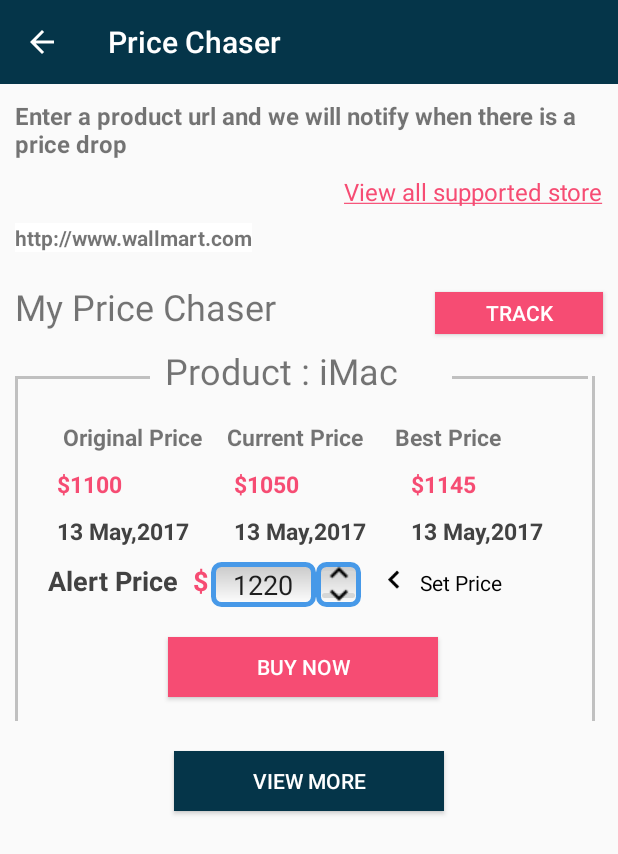
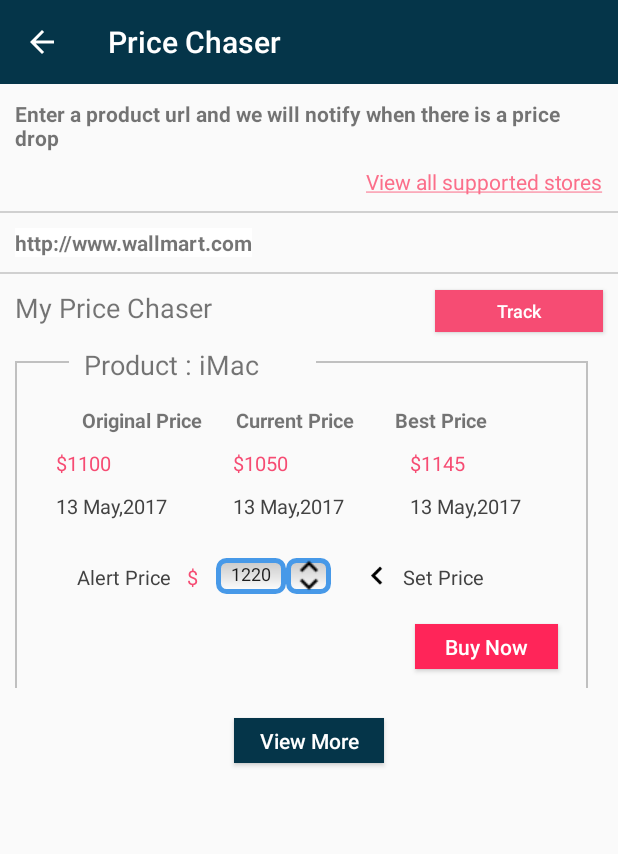
Before and after one commit to 4naveen/android, an Android app: the SetTargetActivity screen opened directly, with no data from a screen before it, on a phone screen of 412 x 824 dp. Shown: the top 854 px of the screen. Run offline under Robolectric (Android 15) with nearby library versions, the phone set to English and light mode, and no system bars; libraries missing offline, so code that uses them is left out: com.afollestad.materialdialogs; network calls fail.

Commit message:
designer in price slider and some pages

```diff
--- a/app/src/main/res/layout/activity_add_reminder_item.xml
+++ b/app/src/main/res/layout/activity_add_reminder_item.xml
@@ -171,6 +171,8 @@
             android:cursorVisible="false"
             android:inputType="number"
             android:singleLine="true"
+            android:maxLength="3"
+            android:textAlignment="center"
             android:background="@drawable/rounded_edittext" />
 
     </LinearLayout>
--- a/app/src/main/res/layout/activity_feedback.xml
+++ b/app/src/main/res/layout/activity_feedback.xml
@@ -8,6 +8,7 @@
     android:focusable="true"
     android:focusableInTouchMode="true"
     tools:context="com.project.spliceglobal.recallgo.FeedbackActivity">
+
     <include
         layout="@layout/app_bar"
         android:layout_width="match_parent"
@@ -35,6 +36,7 @@
             android:layout_weight="0.5"
             android:textColor="@color/textColor"
             android:text="Refer To Friend" />
+
     </LinearLayout>
 
     <LinearLayout
@@ -44,24 +46,27 @@
         android:background="#fff"
         android:id="@+id/funtionality_feedback"
         android:orientation="horizontal">
+
         <TextView
             android:layout_width="0dp"
             android:layout_weight="0.9"
             android:layout_height="wrap_content"
             android:textSize="18sp"
             android:id="@+id/feedback_type"
-            android:layout_marginLeft="10dp"
-            android:layout_marginStart="10dp"
+            android:layout_margin="10dp"
             android:text="Functionality Feedback"/>
 
         <ImageView
             android:layout_width="0dp"
             android:layout_weight="0.1"
             android:layout_height="wrap_content"
-            android:layout_gravity="end"
+            android:gravity="right"
+            android:layout_marginTop="10dp"
+            android:layout_marginBottom="10dp"
             android:src="@mipmap/arrow_right"/>
 
     </LinearLayout>
+
     <TextView
         android:layout_width="match_parent"
         android:layout_height="wrap_content"
@@ -69,11 +74,11 @@
         android:layout_margin="10dp"
         android:textSize="18sp"
         />
+
     <android.support.design.widget.TextInputLayout
         android:id="@+id/input_layout_name"
         android:layout_marginLeft="10dp"
         android:layout_marginRight="10dp"
-
         android:layout_width="match_parent"
         android:layout_height="wrap_content"
         >
@@ -98,11 +103,13 @@
         android:layout_height="wrap_content"
         android:layout_margin="10dp"
         android:orientation="horizontal">
+
         <TextView
             android:layout_width="0dp"
             android:layout_weight="0.5"
             android:layout_height="wrap_content"
             android:layout_gravity="center_vertical"
+            android:layout_margin="5dp"
             android:text="Rate us"
             android:textSize="18sp"
             />
@@ -111,7 +118,8 @@
             android:layout_width="wrap_content"
             android:layout_height="wrap_content"
             android:id="@+id/rating"
-            app:srb_starSize="30dp"
+            android:layout_margin="5dp"
+            app:srb_starSize="24dp"
             app:srb_numberOfStars="5"
             app:srb_rating="3"
             app:srb_stepSize="0.5"
@@ -124,15 +132,18 @@
 
     <Button
         android:id="@+id/login"
-        android:layout_width="match_parent"
-        android:layout_height="40dp"
-        android:layout_gravity="center_horizontal"
-        android:background="@color/bg_screen2"
-        android:padding="5dp"
+        android:layout_width="wrap_content"
+        android:layout_height="wrap_content"
+        android:textAllCaps="true"
+        android:layout_gravity="right"
+        android:background="@color/button_bg"
+        android:paddingBottom="5dp"
+        android:paddingTop="5dp"
+        android:paddingLeft="20dp"
+        android:paddingRight="20dp"
         android:layout_marginTop="30dp"
         android:text="Submit"
-        android:layout_marginRight="30dp"
-        android:layout_marginLeft="30dp"
+        android:layout_marginRight="15dp"
         android:textColor="@color/textColor"
         android:textSize="20sp" />
 </LinearLayout>
--- a/app/src/main/res/layout/activity_price_chaser.xml
+++ b/app/src/main/res/layout/activity_price_chaser.xml
@@ -6,14 +6,17 @@
     android:layout_height="match_parent"
     android:orientation="vertical"
     tools:context="com.project.spliceglobal.recallgo.PriceChaserActivity">
+
     <include
         layout="@layout/app_bar"
         android:layout_width="match_parent"
         android:layout_height="wrap_content" />
+
     <android.support.v7.widget.RecyclerView
         android:layout_width="match_parent"
         android:layout_height="match_parent"
         android:id="@+id/rv"
         android:layout_marginTop="5dp"
         android:scrollbars="vertical"/>
+
 </LinearLayout>
--- a/app/src/main/res/layout/activity_reminder.xml
+++ b/app/src/main/res/layout/activity_reminder.xml
@@ -11,6 +11,7 @@
         android:id="@+id/toolbar_container"
         android:layout_width="match_parent"
         android:layout_height="wrap_content">
+
         <include
             layout="@layout/app_bar_home"
             android:layout_width="match_parent"
--- a/app/src/main/res/layout/activity_set_target.xml
+++ b/app/src/main/res/layout/activity_set_target.xml
@@ -17,18 +17,27 @@
         android:layout_height="wrap_content"
         android:layout_margin="10dp"
         android:text="Enter a product url and we will notify when there is a price drop"
-        android:textSize="16sp"
+        android:textSize="14sp"
         android:textStyle="bold" />
 
     <TextView
         android:id="@+id/store_list"
         android:layout_width="wrap_content"
         android:layout_height="wrap_content"
-        android:layout_gravity="end"
+        android:layout_gravity="right"
         android:layout_marginRight="10dp"
-        android:text="View all supported store"
-        android:textColor="@color/bg_screen2"
-        android:textSize="16sp" />
+        android:text="@string/supported_store"
+        android:textColor="@color/pink_font_color"
+        android:autoLink="all"
+        android:selectAllOnFocus="false"
+        android:linksClickable="true"
+        android:paddingBottom="10dp"
+        android:textSize="14sp" />
+
+    <View
+        android:layout_width="match_parent"
+        android:layout_height="1dp"
+        android:background="#D0D0D0"/>
 
     <TextView
         android:layout_width="wrap_content"
@@ -38,6 +47,11 @@
         android:textSize="14sp"
         android:background="#fff"
         android:textStyle="bold" />
+
+    <View
+        android:layout_width="match_parent"
+        android:layout_height="1dp"
+        android:background="#D0D0D0"/>
 
     <LinearLayout
         android:layout_width="match_parent"
@@ -50,7 +64,7 @@
             android:layout_margin="10dp"
             android:layout_weight="0.7"
             android:text="My Price Chaser"
-            android:textSize="24sp"
+            android:textSize="18sp"
             />
 
         <Button
@@ -61,13 +75,15 @@
             android:layout_weight="0.3"
             android:background="@color/bg_screen2"
             android:text="Track"
+            android:textAllCaps="false"
             android:textColor="@color/textColor"
-            android:textSize="14sp" />
+            android:textSize="12sp" />
+
     </LinearLayout>
 
     <FrameLayout
         android:layout_width="match_parent"
-        android:layout_height="250dp">
+        android:layout_height="228dp">
 
         <LinearLayout
             android:layout_width="match_parent"
@@ -76,11 +92,11 @@
 
             <View
                 android:layout_width="0dp"
-                android:layout_height="2dp"
+                android:layout_height="1dp"
                 android:layout_marginLeft="10dp"
                 android:layout_marginStart="10dp"
-                android:layout_marginTop="20dp"
-                android:layout_weight="0.25"
+                android:layout_marginTop="10dp"
+                android:layout_weight="0.1"
                 android:background="#c0c0c0" />
 
             <TextView
@@ -88,18 +104,17 @@
                 android:layout_height="wrap_content"
                 android:layout_gravity="center_horizontal"
                 android:layout_margin="10dp"
-                android:layout_weight="0.5"
+                android:layout_weight="0.4"
                 android:text="Product : iMac"
-                android:textSize="24sp"
-                />
+                android:textSize="18sp" />
 
             <View
                 android:layout_width="0dp"
-                android:layout_height="2dp"
+                android:layout_height="1dp"
                 android:layout_marginEnd="20dp"
                 android:layout_marginRight="20dp"
-                android:layout_marginTop="20dp"
-                android:layout_weight="0.25"
+                android:layout_marginTop="10dp"
+                android:layout_weight="0.5"
                 android:background="#c0c0c0" />
 
         </LinearLayout>
@@ -110,25 +125,25 @@
             android:orientation="horizontal">
 
             <View
-                android:layout_width="2dp"
+                android:layout_width="1dp"
                 android:layout_height="wrap_content"
+                android:layout_marginBottom="0dp"
                 android:layout_marginLeft="10dp"
-                android:layout_marginStart="10dp"
-                android:layout_marginTop="20dp"
+                android:layout_marginTop="10dp"
                 android:background="#c0c0c0" />
 
             <LinearLayout
                 android:layout_width="match_parent"
                 android:layout_height="wrap_content"
+                android:layout_marginEnd="20dp"
                 android:layout_marginRight="20dp"
-                android:layout_marginEnd="20dp"
                 android:orientation="vertical">
 
                 <LinearLayout
                     android:layout_width="match_parent"
                     android:layout_height="wrap_content"
                     android:layout_gravity="center_horizontal"
-                    android:layout_marginTop="50dp"
+                    android:layout_marginTop="40dp"
                     android:gravity="center_horizontal"
                     android:orientation="horizontal">
 
@@ -138,18 +153,16 @@
                         android:layout_weight="0.3"
                         android:gravity="end"
                         android:text="Original Price"
-                        android:textSize="15sp"
+                        android:textSize="13sp"
                         android:textStyle="bold" />
 
                     <TextView
                         android:layout_width="0dp"
                         android:layout_height="wrap_content"
                         android:layout_weight="0.3"
-
                         android:gravity="center"
-
                         android:text="Current Price"
-                        android:textSize="15sp"
+                        android:textSize="13sp"
                         android:textStyle="bold" />
 
                     <TextView
@@ -159,7 +172,7 @@
                         android:layout_marginRight="5dp"
                         android:layout_weight="0.3"
                         android:text="Best Price"
-                        android:textSize="15sp"
+                        android:textSize="13sp"
                         android:textStyle="bold" />
                 </LinearLayout>
 
@@ -179,8 +192,7 @@
                         android:layout_weight="0.3"
                         android:text="$1100"
                         android:textColor="@color/bg_screen2"
-                        android:textSize="15sp"
-                        android:textStyle="bold" />
+                        android:textSize="13sp" />
 
                     <TextView
                         android:layout_width="0dp"
@@ -188,8 +200,7 @@
                         android:layout_weight="0.3"
                         android:text="$1050"
                         android:textColor="@color/bg_screen2"
-                        android:textSize="15sp"
-                        android:textStyle="bold" />
+                        android:textSize="13sp" />
 
                     <TextView
                         android:layout_width="0dp"
@@ -197,8 +208,7 @@
                         android:layout_weight="0.3"
                         android:text="$1145"
                         android:textColor="@color/bg_screen2"
-                        android:textSize="15sp"
-                        android:textStyle="bold" />
+                        android:textSize="13sp" />
                 </LinearLayout>
 
                 <LinearLayout
@@ -217,8 +227,7 @@
                         android:layout_weight="0.3"
                         android:text="13 May,2017"
                         android:textColor="@color/cardview_dark_background"
-                        android:textSize="15sp"
-                        android:textStyle="bold" />
+                        android:textSize="13sp" />
 
                     <TextView
                         android:layout_width="0dp"
@@ -226,8 +235,7 @@
                         android:layout_weight="0.3"
                         android:text="13 May,2017"
                         android:textColor="@color/cardview_dark_background"
-                        android:textSize="15sp"
-                        android:textStyle="bold" />
+                        android:textSize="13sp" />
 
                     <TextView
                         android:layout_width="0dp"
@@ -235,50 +243,58 @@
                         android:layout_weight="0.3"
                         android:text="13 May,2017"
                         android:textColor="@color/cardview_dark_background"
-                        android:textSize="15sp"
-                        android:textStyle="bold" />
+                        android:textSize="13sp" />
                 </LinearLayout>
 
                 <LinearLayout
                     android:layout_width="match_parent"
                     android:layout_height="wrap_content"
-                    android:layout_marginTop="10dp"
                     android:layout_marginLeft="20dp"
                     android:layout_marginRight="20dp"
                     android:layout_marginStart="20dp"
+                    android:layout_marginTop="25dp"
                     android:orientation="horizontal">
 
                     <TextView
                         android:layout_width="wrap_content"
                         android:layout_height="wrap_content"
+                        android:paddingTop="3dp"
+                        android:layout_marginLeft="20dp"
                         android:text="Alert Price"
                         android:textColor="@color/cardview_dark_background"
-                        android:textSize="18sp"
-                        android:textStyle="bold" />
+                        android:textSize="13sp" />
 
                     <TextView
                         android:layout_width="wrap_content"
                         android:layout_height="wrap_content"
+                        android:layout_marginLeft="10dp"
+                        android:paddingTop="3dp"
                         android:text="$"
                         android:textColor="@color/bg_screen2"
-                        android:layout_marginLeft="10dp"
-                        android:textSize="18sp"
-                        android:textStyle="bold" />
+                        android:textSize="13sp" />
 
                     <LinearLayout
                         android:layout_width="100dp"
+                        android:layout_height="24dp"
                         android:layout_marginLeft="2dp"
-                        android:layout_height="30dp"
                         android:orientation="horizontal">
 
                         <EditText
                             android:id="@+id/number"
-                            android:layout_width="70dp"
-                            android:layout_height="match_parent"
+                            android:layout_width="wrap_content"
+                            android:layout_height="wrap_content"
+                            android:layout_marginLeft="10dp"
+                            android:background="@drawable/rounded_edittext"
                             android:cursorVisible="false"
-                            android:background="@drawable/rounded_edittext"
                             android:gravity="center"
-                            android:text="1220" />
+                            android:inputType="number"
+                            android:maxLength="99999"
+                            android:paddingBottom="5dp"
+                            android:paddingLeft="10dp"
+                            android:paddingRight="10dp"
+                            android:paddingTop="5dp"
+                            android:text="1220"
+                            android:textSize="12sp" />
 
                         <LinearLayout
                             android:layout_width="30dp"
@@ -287,73 +303,86 @@
                             android:orientation="vertical">
 
                             <ImageButton
+                                android:id="@+id/increase"
                                 android:layout_width="match_parent"
                                 android:layout_height="0dp"
-                                android:id="@+id/increase"
                                 android:layout_weight="0.5"
                                 android:src="@mipmap/ic_keyboard_arrow_up_black_24dp" />
 
                             <ImageButton
+                                android:id="@+id/decrese"
                                 android:layout_width="match_parent"
                                 android:layout_height="0dp"
-                                android:id="@+id/decrese"
                                 android:layout_weight="0.5"
                                 android:src="@mipmap/ic_keyboard_arrow_down_black_24dp" />
                         </LinearLayout>
 
                     </LinearLayout>
+
                     <ImageView
                         android:layout_width="wrap_content"
                         android:layout_height="wrap_content"
-                        android:layout_marginLeft="10dp"
                         android:layout_gravity="clip_vertical"
+                        android:layout_marginLeft="5dp"
                         android:src="@mipmap/ic_keyboard_arrow_left_black_24dp" />
+
                     <TextView
                         android:layout_width="match_parent"
                         android:layout_height="wrap_content"
+                        android:layout_marginLeft="5dp"
                         android:text="Set Price"
-                        android:textColor="#000"
-                        android:layout_marginLeft="5dp"
-                        android:textSize="14sp"
-                        />
+                        android:textColor="@color/cardview_dark_background"
+                        android:textSize="13sp" />
                 </LinearLayout>
 
                 <Button
                     android:id="@+id/buy"
-                    android:layout_width="180dp"
-                    android:layout_height="40dp"
+                    android:layout_width="wrap_content"
+                    android:layout_height="30dp"
+                    android:layout_gravity="right"
                     android:layout_marginTop="20dp"
-                    android:background="@color/bg_screen2"
+                    android:background="@color/button_bg"
+                    android:layout_marginRight="20dp"
+                    android:paddingBottom="5dp"
+                    android:paddingLeft="20dp"
+                    android:paddingRight="20dp"
+                    android:paddingTop="5dp"
                     android:text="Buy Now"
+                    android:textAllCaps="false"
                     android:textColor="@color/textColor"
-                    android:textSize="14sp"
-                    android:layout_gravity="center_horizontal"/>
+                    android:textSize="14sp" />
+
                 <View
                     android:layout_width="match_parent"
-                    android:layout_height="2dp"
-                    android:layout_marginTop="17dp"
+                    android:layout_height="1dp"
+                    android:layout_marginTop="20dp"
                     android:background="#c0c0c0" />
             </LinearLayout>
 
 
         </LinearLayout>
+
         <View
-            android:layout_width="2dp"
+            android:layout_width="1dp"
             android:layout_height="wrap_content"
-            android:layout_marginRight="15dp"
-            android:layout_marginEnd="15dp"
-            android:layout_marginTop="20dp"
             android:layout_gravity="end"
+            android:layout_marginEnd="20dp"
+            android:layout_marginRight="10dp"
+            android:layout_marginTop="10dp"
             android:background="#c0c0c0" />
+
     </FrameLayout>
+
     <Button
         android:id="@+id/view_more"
-        android:layout_width="180dp"
-        android:layout_height="40dp"
+        android:layout_width="100dp"
+        android:layout_height="30dp"
         android:layout_marginTop="20dp"
         android:background="@color/colorPrimary"
         android:text="View More"
         android:textColor="@color/textColor"
         android:textSize="14sp"
+        android:textAllCaps="false"
         android:layout_gravity="center_horizontal"/>
+
 </LinearLayout>
--- a/app/src/main/res/layout/indi_row_price_chaser.xml
+++ b/app/src/main/res/layout/indi_row_price_chaser.xml
@@ -4,10 +4,8 @@
     android:id="@+id/cv"
     android:layout_width="match_parent"
     android:layout_height="85dp"
-    card_view:cardBackgroundColor="#ffffff"
-    card_view:cardCornerRadius="2dp"
-    card_view:cardElevation="1dp"
-    card_view:cardUseCompatPadding="true">
+    android:background="#ececec"
+    >
 
     <com.daimajia.swipe.SwipeLayout xmlns:android="http://schemas.android.com/apk/res/android"
         xmlns:swipe="http://schemas.android.com/apk/res-auto"
@@ -30,7 +28,8 @@
                 android:layout_width="0dp"
                 android:layout_height="match_parent"
                 android:layout_weight="1"
-                android:background="@color/bg_screen2"
+                android:padding="10dp"
+                android:background="@color/pink_font_color"
                 android:orientation="vertical">
 
                 <ImageView
@@ -54,6 +53,7 @@
                 android:layout_height="match_parent"
                 android:layout_weight="1"
                 android:background="@color/dot_dark_screen2"
+                android:padding="10dp"
                 android:orientation="vertical">
 
                 <ImageView
@@ -76,6 +76,7 @@
                 android:layout_width="0dp"
                 android:layout_height="match_parent"
                 android:layout_weight="1"
+                android:padding="10dp"
                 android:background="@color/colorPrimary"
                 android:orientation="vertical">
 
@@ -125,7 +126,8 @@
                         android:singleLine="true"
                         android:text="product_name"
                         android:textColor="#212121"
-                        android:textSize="22sp" />
+                        android:padding="10dp"
+                        android:textSize="18sp" />
 
                     <TextView
                         android:layout_width="0dp"
@@ -134,9 +136,10 @@
                         android:singleLine="true"
                         android:text="Target Price"
                         android:gravity="end"
+                        android:textSize="14sp"
+                        android:padding="10dp"
+                        android:textStyle="bold"/>
 
-                        android:textSize="14sp"
-                        android:textStyle="bold"/>
                     <TextView
                         android:id="@+id/target_price"
                         android:layout_width="0dp"
@@ -145,6 +148,7 @@
                         android:layout_height="wrap_content"
                         android:singleLine="true"
                         android:text="$452"
+                        android:padding="10dp"
                         android:textColor="@color/bg_screen2"
                         android:textSize="14sp" />
                 </LinearLayout>
@@ -164,7 +168,7 @@
                         android:singleLine="true"
                         android:text="13 May,2017"
                         android:textColor="@color/bg_screen2"
-                        android:textSize="13sp"
+                        android:textSize="14sp"
                         android:textStyle="bold" />
 
                     <TextView
@@ -207,4 +211,9 @@
 
     </com.daimajia.swipe.SwipeLayout>
 
+    <View
+        android:layout_width="match_parent"
+        android:layout_height="1dp"
+        android:background="#D0D0D0"/>
+
 </android.support.v7.widget.CardView>
--- a/app/src/main/res/layout/indi_row_shared.xml
+++ b/app/src/main/res/layout/indi_row_shared.xml
@@ -10,7 +10,8 @@
         android:layout_width="match_parent"
         android:layout_height="wrap_content"
         android:id="@+id/top_view"
-        android:layout_marginTop="10dp"
+        android:background="#ececec"
+        android:paddingTop="10dp"
         android:orientation="horizontal">
 
         <ImageView
--- a/app/src/main/res/values/strings.xml
+++ b/app/src/main/res/values/strings.xml
@@ -5,4 +5,5 @@
 
     <!-- TODO: Remove or change this placeholder text -->
     <string name="hello_blank_fragment">Hello blank fragment</string>
+    <string name="supported_store"><u>View all supported stores</u></string>
 </resources>
```
